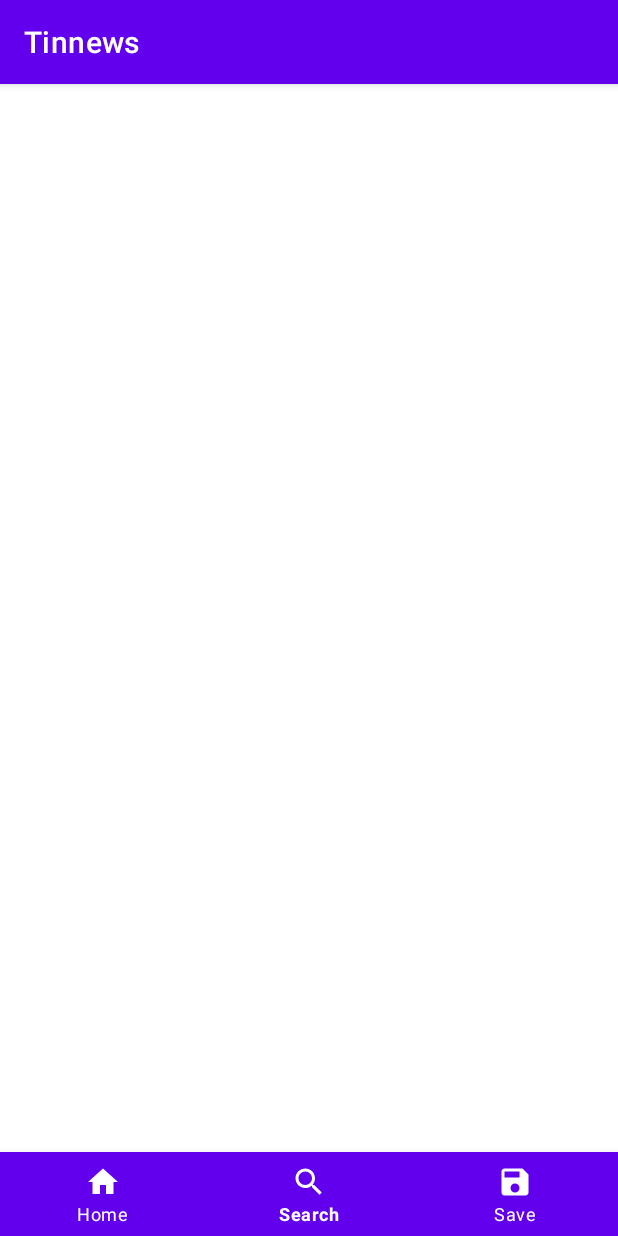
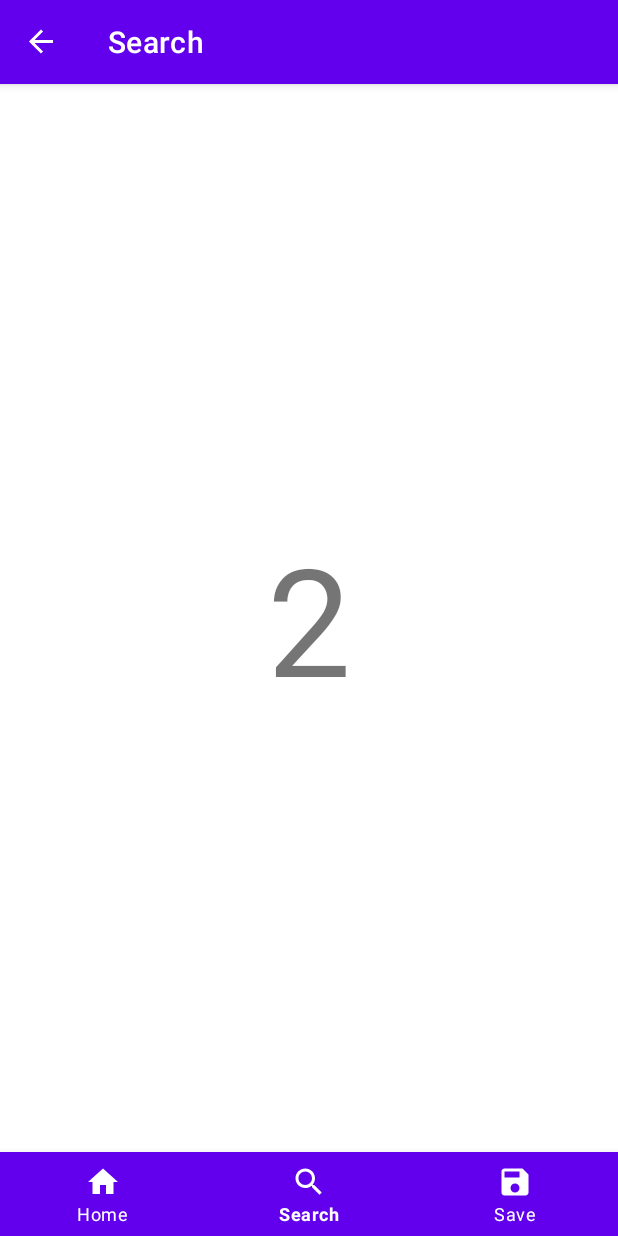
Before and after one commit to DerickDu/Android_All-inews, an Android app: the screen it shows after launch (MainActivity), item 2 of the bottom bar chosen, on a phone screen of 412 x 824 dp. Run offline under Robolectric (Android 15) with nearby library versions, the phone set to English and light mode, and no system bars; our stand-ins replace navigation-ui; network calls fail.

Commit message:
API and Fragment

```diff
--- a/app/src/main/AndroidManifest.xml
+++ b/app/src/main/AndroidManifest.xml
@@ -1,6 +1,9 @@
 <?xml version="1.0" encoding="utf-8"?>
 <manifest xmlns:android="http://schemas.android.com/apk/res/android"
     xmlns:tools="http://schemas.android.com/tools">
+
+    <uses-permission android:name="android.permission.INTERNET" />
+
 
     <application
         android:allowBackup="true"
--- a/app/src/main/java/com/laioffer/tinnews/MainActivity.java
+++ b/app/src/main/java/com/laioffer/tinnews/MainActivity.java
@@ -1,14 +1,70 @@
 package com.laioffer.tinnews;
 
+import android.os.Bundle;
+import android.util.Log;
+
 import androidx.appcompat.app.AppCompatActivity;
+import androidx.navigation.NavController;
+import androidx.navigation.fragment.NavHostFragment;
+import androidx.navigation.ui.NavigationUI;
 
-import android.os.Bundle;
+import com.google.android.material.bottomnavigation.BottomNavigationView;
+import com.laioffer.tinnews.model.NewsResponse;
+import com.laioffer.tinnews.network.NewsApi;
+import com.laioffer.tinnews.network.RetrofitClient;
+
+import retrofit2.Call;
+import retrofit2.Callback;
+import retrofit2.Response;
 
 public class MainActivity extends AppCompatActivity {
+
+    NavController navController;
 
     @Override
     protected void onCreate(Bundle savedInstanceState) {
         super.onCreate(savedInstanceState);
+
         setContentView(R.layout.activity_main);
+        BottomNavigationView navView = findViewById(R.id.nav_view);
+        NavHostFragment navHostFragment = (NavHostFragment) getSupportFragmentManager()
+                .findFragmentById(R.id.nav_host_fragment);
+        navController = navHostFragment.getNavController();
+        NavigationUI.setupWithNavController(navView, navController);
+        NavigationUI.setupActionBarWithNavController(this, navController);
+
+
+        // Add the following code inside onCreate
+// // new a task, make the call<NewsResponse>
+// add task to queue
+// while(true) { retrofit keep check the queue }
+// if queue has `task`, retrofit do task: call endpoint, parse json , etc
+// once retrofit finish the task
+// callback.onRsponse(response)
+// if (task success) newsResponseCallback.onResponse()
+// else newsResponseCallback.onFailure()
+
+        NewsApi api = RetrofitClient.newInstance().create(NewsApi.class);
+        // Call<NewsResponse>
+        api.getTopHeadlines("us").enqueue(new Callback<NewsResponse>() {
+            @Override
+            public void onResponse(Call<NewsResponse> call, Response<NewsResponse> response) {
+                if (response.isSuccessful()) {
+                    Log.d("getTopHeadlines", response.body().toString());
+                } else {
+                    Log.d("getTopHeadlines", response.toString());
+                }
+            }
+
+            @Override
+            public void onFailure(Call<NewsResponse> call, Throwable t) {
+                Log.d("getTopHeadlines", t.toString());
+            }
+        });
+
+    }
+    @Override
+    public boolean onSupportNavigateUp() {
+        return navController.navigateUp();
     }
 }
--- /dev/null
+++ b/app/src/main/java/com/laioffer/tinnews/network/NewsApi.java
@@ -0,0 +1,17 @@
+package com.laioffer.tinnews.network;
+
+import com.laioffer.tinnews.model.NewsResponse;
+
+import retrofit2.Call;
+import retrofit2.http.GET;
+import retrofit2.http.Query;
+
+public interface NewsApi {
+
+    @GET("top-headlines")
+    Call<NewsResponse> getTopHeadlines(@Query("country") String country);
+
+    @GET("everything")
+    Call<NewsResponse> getEverything(
+            @Query("q") String query, @Query("pageSize") int pageSize);
+}
--- /dev/null
+++ b/app/src/main/java/com/laioffer/tinnews/network/RetrofitClient.java
@@ -0,0 +1,39 @@
+package com.laioffer.tinnews.network;
+
+import java.io.IOException;
+
+import okhttp3.Interceptor;
+import okhttp3.OkHttpClient;
+import okhttp3.Request;
+import okhttp3.Response;
+import retrofit2.Retrofit;
+import retrofit2.converter.gson.GsonConverterFactory;
+
+public class RetrofitClient {
+    private static final String API_KEY = "bdf1e97f731547fab53582851f381a8e";
+    private static final String BASE_URL = "https://newsapi.org/v2/";
+
+    public static Retrofit newInstance() {
+        OkHttpClient okHttpClient = new OkHttpClient.Builder()
+                .addInterceptor(new HeaderInterceptor())
+                .build();
+        return new Retrofit.Builder()
+                .baseUrl(BASE_URL)
+                .addConverterFactory(GsonConverterFactory.create())
+                .client(okHttpClient)
+                .build();
+    }
+
+    private static class HeaderInterceptor implements Interceptor {
+
+        @Override
+        public Response intercept(Chain chain) throws IOException {
+            Request original = chain.request();
+            Request request = original
+                    .newBuilder()
+                    .header("X-Api-Key", API_KEY)
+                    .build();
+            return chain.proceed(request);
+        }
+    }
+}
--- /dev/null
+++ b/app/src/main/java/com/laioffer/tinnews/ui/home/HomeFragment.java
@@ -0,0 +1,28 @@
+package com.laioffer.tinnews.ui.home;
+
+import android.os.Bundle;
+import android.view.LayoutInflater;
+import android.view.View;
+import android.view.ViewGroup;
+
+import androidx.fragment.app.Fragment;
+
+import com.laioffer.tinnews.R;
+
+
+public class HomeFragment extends Fragment {
+
+//    private FragmentHomeBinding binding;
+
+    @Override
+    public void onCreate(Bundle savedInstanceState) {
+        super.onCreate(savedInstanceState);
+    }
+
+    @Override
+    public View onCreateView(LayoutInflater inflater, ViewGroup container,
+                             Bundle savedInstanceState) {
+        // Inflate the layout for this fragment
+        return inflater.inflate(R.layout.fragment_home, container, false);
+    }
+}
--- /dev/null
+++ b/app/src/main/java/com/laioffer/tinnews/ui/search/SearchFragment.java
@@ -0,0 +1,32 @@
+package com.laioffer.tinnews.ui.search;
+
+import android.os.Bundle;
+
+import androidx.fragment.app.Fragment;
+
+import android.view.LayoutInflater;
+import android.view.View;
+import android.view.ViewGroup;
+
+import com.laioffer.tinnews.R;
+import com.laioffer.tinnews.databinding.FragmentHomeBinding;
+import com.laioffer.tinnews.databinding.FragmentSearchBinding;
+
+
+public class SearchFragment extends Fragment {
+
+//    private FragmentSearchBinding binding;
+
+    @Override
+    public void onCreate(Bundle savedInstanceState) {
+        super.onCreate(savedInstanceState);
+
+    }
+
+    @Override
+    public View onCreateView(LayoutInflater inflater, ViewGroup container,
+                             Bundle savedInstanceState) {
+        // Inflate the layout for this fragment
+        return inflater.inflate(R.layout.fragment_search, container, false);
+    }
+}
--- a/app/src/main/res/layout/activity_main.xml
+++ b/app/src/main/res/layout/activity_main.xml
@@ -1,18 +1,20 @@
 <?xml version="1.0" encoding="utf-8"?>
-<LinearLayout
-    xmlns:android="http://schemas.android.com/apk/res/android"
+<LinearLayout xmlns:android="http://schemas.android.com/apk/res/android"
     xmlns:app="http://schemas.android.com/apk/res-auto"
     xmlns:tools="http://schemas.android.com/tools"
-    android:orientation="vertical"
     android:layout_width="match_parent"
     android:layout_height="match_parent"
+    android:orientation="vertical"
     tools:context=".MainActivity">
 
     <androidx.fragment.app.FragmentContainerView
         android:id="@+id/nav_host_fragment"
+        android:name="androidx.navigation.fragment.NavHostFragment"
         android:layout_width="match_parent"
         android:layout_height="0dp"
-        android:layout_weight="1" />
+        android:layout_weight="1"
+        app:defaultNavHost="true"
+        app:navGraph="@navigation/nav_graph" />
 
     <com.google.android.material.bottomnavigation.BottomNavigationView
         android:id="@+id/nav_view"
--- /dev/null
+++ b/app/src/main/res/layout/fragment_search.xml
@@ -0,0 +1,13 @@
+<?xml version="1.0" encoding="utf-8"?>
+<FrameLayout xmlns:android="http://schemas.android.com/apk/res/android"
+    xmlns:tools="http://schemas.android.com/tools"
+    android:layout_width="match_parent"
+    android:layout_height="match_parent"
+    tools:context=".ui.search.SearchFragment">
+    <TextView
+        android:layout_width="wrap_content"
+        android:layout_height="wrap_content"
+        android:layout_gravity="center"
+        android:text="2"
+        android:textSize="100sp" />
+</FrameLayout>
--- a/app/src/main/res/menu/bottom_nav_menu.xml
+++ b/app/src/main/res/menu/bottom_nav_menu.xml
@@ -1,6 +1,7 @@
 <?xml version="1.0" encoding="utf-8"?>
 <menu xmlns:android="http://schemas.android.com/apk/res/android">
     <item
+        android:id="@+id/navigation_home"
         android:icon="@drawable/ic_home_black_24dp"
         android:title="@string/title_home" />
 
--- /dev/null
+++ b/app/src/main/res/navigation/nav_graph.xml
@@ -0,0 +1,23 @@
+<?xml version="1.0" encoding="utf-8"?>
+<navigation xmlns:android="http://schemas.android.com/apk/res/android"
+    xmlns:app="http://schemas.android.com/apk/res-auto"
+    xmlns:tools="http://schemas.android.com/tools"
+    android:id="@+id/nav_graph"
+    app:startDestination="@id/navigation_home">
+
+    <fragment
+        android:id="@+id/navigation_home"
+        android:name="com.laioffer.tinnews.ui.home.HomeFragment"
+        android:label="@string/title_home"
+        tools:layout="@layout/fragment_home" />
+    <fragment
+        android:id="@+id/navigation_save"
+        android:name="com.laioffer.tinnews.ui.save.SaveFragment"
+        android:label="@string/title_save"
+        tools:layout="@layout/fragment_save" />
+    <fragment
+        android:id="@+id/navigation_search"
+        android:name="com.laioffer.tinnews.ui.search.SearchFragment"
+        android:label="@string/title_search"
+        tools:layout="@layout/fragment_search" />
+</navigation>
--- a/app/src/main/res/values/strings.xml
+++ b/app/src/main/res/values/strings.xml
@@ -3,5 +3,7 @@
     <string name="title_home">Home</string>
     <string name="title_save">Save</string>
     <string name="title_search">Search</string>
+    <!-- TODO: Remove or change this placeholder text -->
+    <string name="hello_blank_fragment">Hello blank fragment</string>
 
 </resources>
```
Also changed, not shown: app/build.gradle (+8 -0 lines), app/src/main/java/com/laioffer/tinnews/model/Article.java (added, +39 -0 lines), app/src/main/java/com/laioffer/tinnews/model/NewsResponse.java (added, +36 -0 lines), app/src/main/java/com/laioffer/tinnews/ui/save/SaveFragment.java (added, +32 -0 lines), app/src/main/res/layout/fragment_home.xml (added, +13 -0 lines), app/src/main/res/layout/fragment_save.xml (added, +14 -0 lines).
